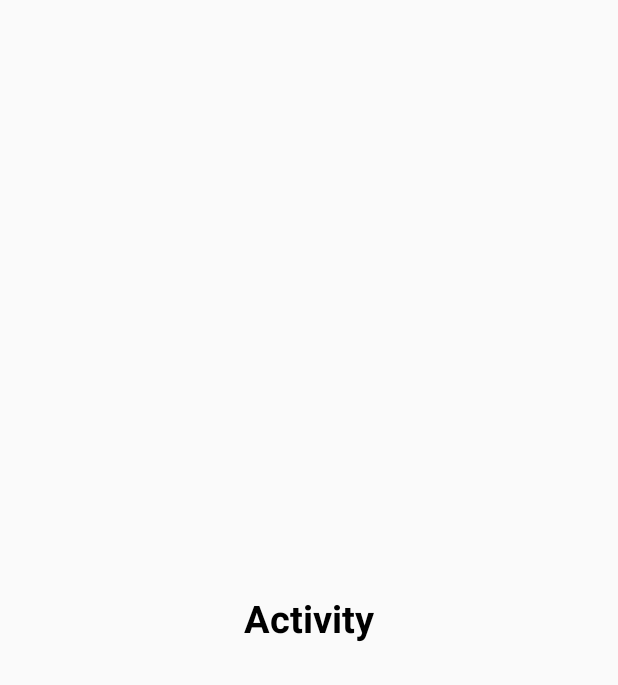
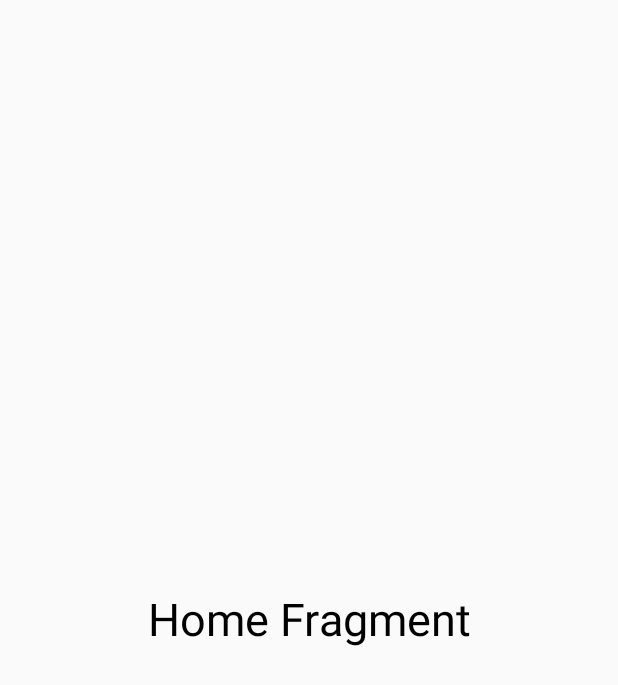
Before and after one commit to tuktukjohansson/projekt7, an Android app: the RUProfileActivity screen opened directly, with no data from a screen before it, on a phone screen of 412 x 824 dp. Shown: the top 685 px of the screen. Run offline under Robolectric (Android 15) with nearby library versions, the phone set to English and light mode, and no system bars.

Commit message:
Adding fragments on user profile.

```diff
--- a/app/src/main/java/com/example/projekt7/RUProfileActivity.kt
+++ b/app/src/main/java/com/example/projekt7/RUProfileActivity.kt
@@ -44,8 +44,6 @@ class RUProfileActivity : AppCompatActivity() {
         if(toggle.onOptionsItemSelected(item)){
             return true
         }
-
-
         return super.onOptionsItemSelected(item)
     }
 
--- /dev/null
+++ b/app/src/main/java/com/example/projekt7/user_profile_fragments/HomeFragment.kt
@@ -0,0 +1,12 @@
+package com.example.projekt7.user_profile_fragments
+
+import android.os.Bundle
+import androidx.fragment.app.Fragment
+import android.view.LayoutInflater
+import android.view.View
+import android.view.ViewGroup
+import com.example.projekt7.R
+
+class HomeFragment : Fragment(R.layout.fragment_home) {
+
+}
--- a/app/src/main/res/layout/activity_ruprofile.xml
+++ b/app/src/main/res/layout/activity_ruprofile.xml
@@ -13,18 +13,16 @@
         android:layout_width="match_parent"
         android:layout_height="match_parent">
 
-        <TextView
-            android:layout_width="wrap_content"
-            android:layout_height="wrap_content"
-            android:text="Activity"
+        <fragment
+            android:name="com.example.projekt7.user_profile_fragments.HomeFragment"
+            android:id="@+id/profileFragment"
+            android:layout_width="match_parent"
+            android:layout_height="0dp"
             app:layout_constraintBottom_toBottomOf="parent"
             app:layout_constraintEnd_toEndOf="parent"
             app:layout_constraintHorizontal_bias="0.5"
             app:layout_constraintStart_toStartOf="parent"
-            app:layout_constraintTop_toTopOf="parent"
-            android:textStyle="bold"
-            android:textSize="25dp"
-            android:textColor="@color/black"/>
+            app:layout_constraintTop_toTopOf="parent" />
 
     </androidx.constraintlayout.widget.ConstraintLayout>
 
--- /dev/null
+++ b/app/src/main/res/layout/fragment_home.xml
@@ -0,0 +1,23 @@
+<?xml version="1.0" encoding="utf-8"?>
+<androidx.constraintlayout.widget.ConstraintLayout xmlns:android="http://schemas.android.com/apk/res/android"
+    xmlns:app="http://schemas.android.com/apk/res-auto"
+    xmlns:tools="http://schemas.android.com/tools"
+    android:layout_width="match_parent"
+    android:layout_height="match_parent"
+    tools:context=".user_profile_fragments.SavedSpotsFragment">
+
+    <TextView
+        android:id="@+id/tvHomeFragment"
+        android:layout_width="wrap_content"
+        android:layout_height="wrap_content"
+        android:text="Home Fragment"
+        android:textColor="@color/black"
+        android:textSize="30dp"
+        app:layout_constraintBottom_toBottomOf="parent"
+        app:layout_constraintEnd_toEndOf="parent"
+        app:layout_constraintHorizontal_bias="0.5"
+        app:layout_constraintStart_toStartOf="parent"
+        app:layout_constraintTop_toTopOf="parent" />
+
+
+</androidx.constraintlayout.widget.ConstraintLayout>
--- a/app/src/main/res/menu/user_navigator_menu.xml
+++ b/app/src/main/res/menu/user_navigator_menu.xml
@@ -1,7 +1,7 @@
 <?xml version="1.0" encoding="utf-8"?>
 <menu xmlns:android="http://schemas.android.com/apk/res/android"
     xmlns:tools="http://schemas.android.com/tools"
-    tools:showIn="navigation_view">
+    tools:showIn="navigation_vie">
 
     <item
         android:id="@+id/nav_home"
```
Also changed, not shown: app/src/main/AndroidManifest.xml (+7 -4 lines), app/src/main/java/com/example/projekt7/BOProfileActivity.kt (added, +11 -0 lines), app/src/main/java/com/example/projekt7/LoginScreenActivity.kt (+11 -7 lines), app/src/main/java/com/example/projekt7/user_profile_fragments/SavedSpotsFragment.kt (added, +12 -0 lines), app/src/main/java/com/example/projekt7/user_profile_fragments/SharedSpotsFragment.kt (added, +12 -0 lines), app/src/main/res/layout/activity_boprofile.xml (added, +20 -0 lines), app/src/main/res/layout/activity_create_ruactivity.xml (+12 -8 lines), app/src/main/res/layout/fragment_saved_spots.xml (added, +23 -0 lines), app/src/main/res/layout/fragment_shared_spots.xml (added, +23 -0 lines).
